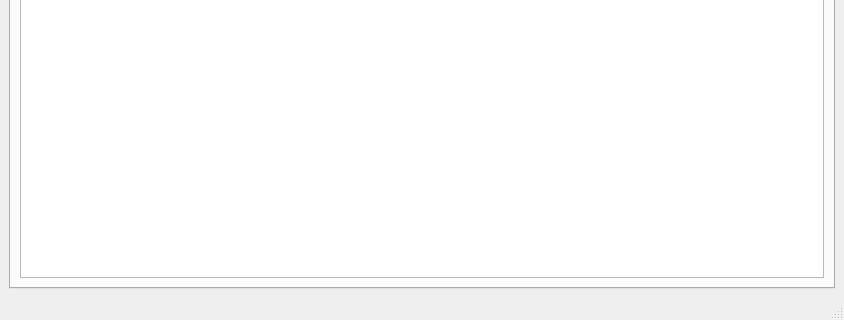
First picture: the form in UI/asset_management.ui, repository HaydenGuy/PyQt_Asset_Management_System, before the edit; both pictures show x 0 to 844 and y 303 to 623 of the 844 by 623 pixel window.
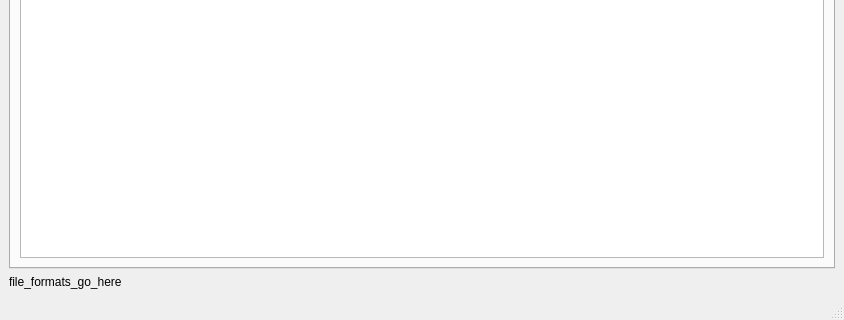
Second picture: the form after the edit.

Commit message: Added bottom text to show file formats, added logic to update bottom text when the tab is changed, changed the file_format sets to tuples so the bottom text is always in the same order

The edit to the form file:
```diff
--- a/UI/asset_management.ui
+++ b/UI/asset_management.ui
@@ -100,6 +100,23 @@
       </item>
      </layout>
     </item>
+    <item>
+     <layout class="QHBoxLayout" name="horizontalLayout">
+      <property name="leftMargin">
+       <number>0</number>
+      </property>
+      <property name="topMargin">
+       <number>0</number>
+      </property>
+      <item>
+       <widget class="QLabel" name="lb_file_formats">
+        <property name="text">
+         <string>file_formats_go_here</string>
+        </property>
+       </widget>
+      </item>
+     </layout>
+    </item>
    </layout>
   </widget>
   <widget class="QMenuBar" name="menubar">
```
The commit also changes 3 other files.
